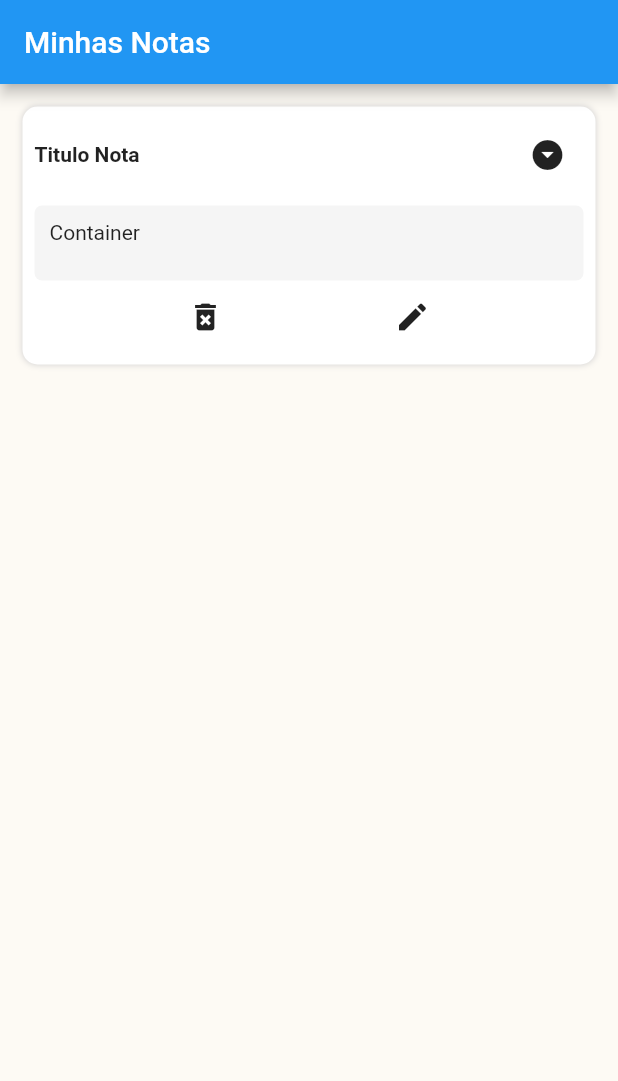
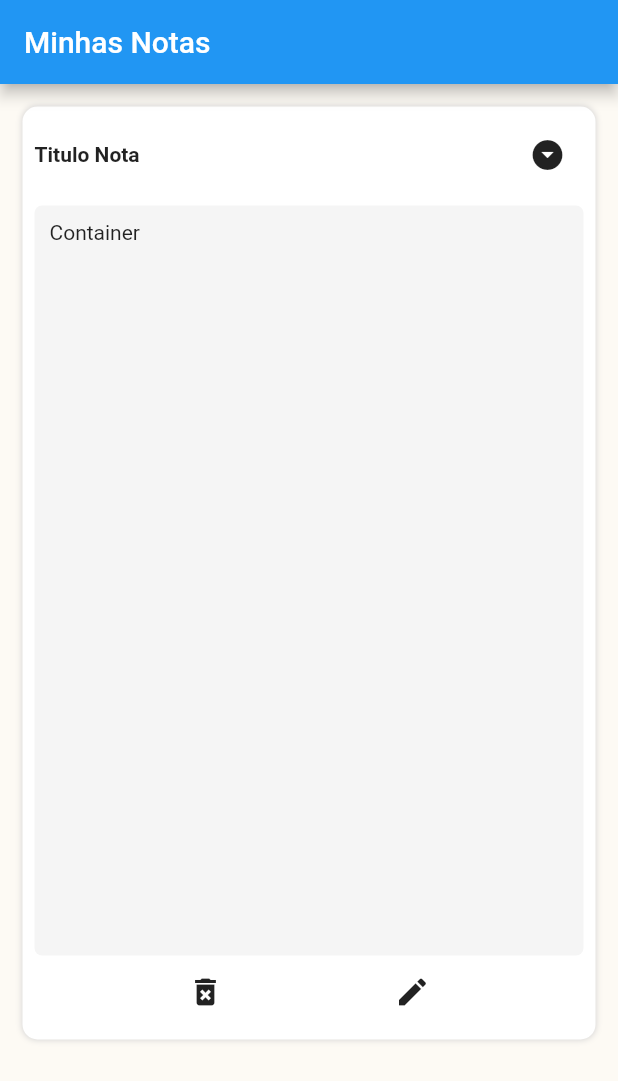
Before and after one commit to JonatasMSS/noteApp, a Flutter app: the screen it shows after launch, after a tap on the "arrow drop down circle" icon, on a phone screen of 412 x 824 dp. Shown: the top 1081 px of the screen. Run offline on Flutter 3.47's test engine with Material 2 defaults, Android fonts, the phone set to English and light mode, and no system bars; our stand-ins replace get.

Commit message:
Animation almost Complete

```diff
--- a/lib/Components/Widgets/listItemWidget.dart
+++ b/lib/Components/Widgets/listItemWidget.dart
@@ -13,9 +13,12 @@ class ListItemWidget extends StatefulWidget {
 }
 
 class _ListItemWidgetState extends State<ListItemWidget> {
+  double _sizeH = 100;
   @override
   Widget build(BuildContext context) {
-    return Container(
+    return AnimatedContainer(
+      duration: const Duration(milliseconds: 400),
+      curve: Curves.easeOut,
       decoration: BoxDecoration(
           color: Colors.white,
           borderRadius: BorderRadius.circular(10),
@@ -27,13 +30,13 @@ class _ListItemWidgetState extends State<ListItemWidget> {
           ]),
       margin: const EdgeInsets.all(15),
       padding: const EdgeInsets.all(8),
-      constraints: const BoxConstraints(
-        minHeight: 100,
+      constraints: BoxConstraints(
+        minHeight: _sizeH,
         minWidth: double.infinity,
       ),
       child: Column(
         crossAxisAlignment: CrossAxisAlignment.start,
-        mainAxisAlignment: MainAxisAlignment.spaceEvenly,
+        mainAxisAlignment: MainAxisAlignment.spaceBetween,
         // ignore: sort_child_properties_last
         children: [
           Row(
@@ -47,7 +50,13 @@ class _ListItemWidgetState extends State<ListItemWidget> {
               ),
               IconButton(
                 icon: Icon(Icons.arrow_drop_down_circle),
-                onPressed: () => {},
+                onPressed: () => {
+                  setState(
+                    () {
+                      _sizeH = _sizeH == 100 ? 500 : 100;
+                    },
+                  )
+                },
               )
             ],
           ),
@@ -55,13 +64,13 @@ class _ListItemWidgetState extends State<ListItemWidget> {
             height: 10,
           ),
           Container(
+            height: 500,
             width: double.infinity,
             padding: const EdgeInsets.all(10),
             decoration: BoxDecoration(
               color: Colors.grey.shade100,
               borderRadius: BorderRadius.circular(5),
             ),
-            height: 50,
             child: Text("Container"),
           ),
           Row(
```
